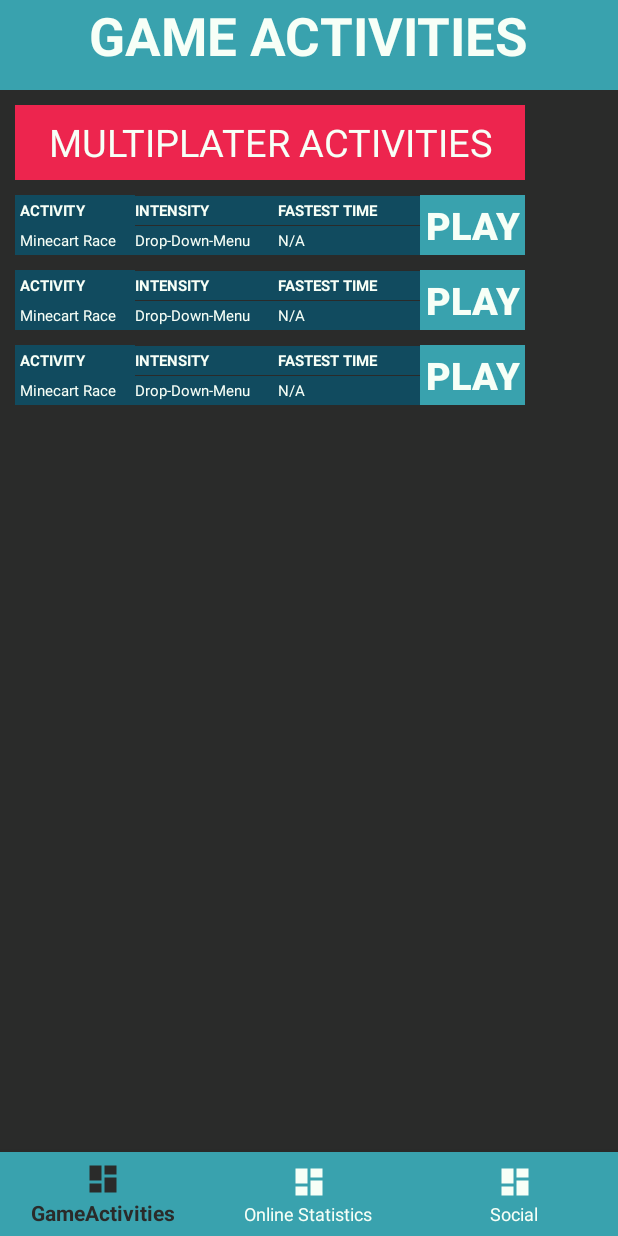
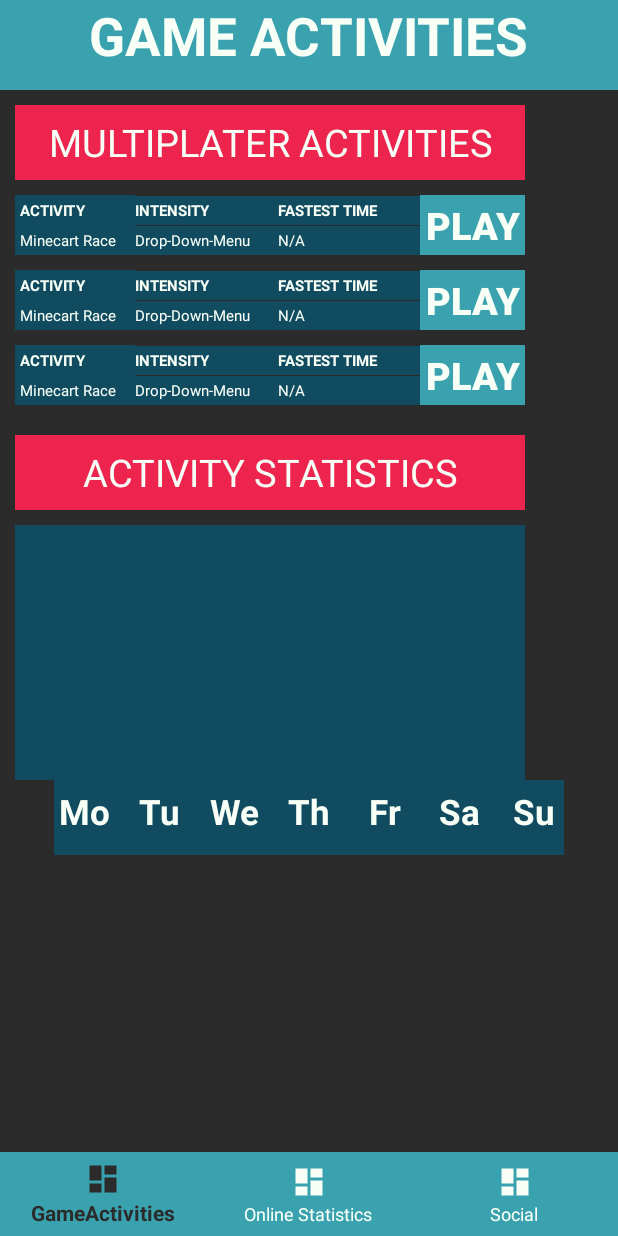
Before and after one commit to AtomicPotatoEmil/P2-Prototype, an Android app: the screen it shows after launch (GameActivities), on a phone screen of 412 x 824 dp. Run offline under Robolectric (Android 15) with nearby library versions, the phone set to English and light mode, and no system bars.

Commit message:
Change in GameActivities
Started on the statistics

```diff
--- a/prototypeP2/app/src/main/res/layout/activity_main.xml
+++ b/prototypeP2/app/src/main/res/layout/activity_main.xml
@@ -25,6 +25,150 @@
         app:layout_constraintEnd_toEndOf="parent"
         app:layout_constraintStart_toStartOf="parent"
         app:layout_constraintTop_toTopOf="parent" />
+
+    <TextView
+        android:id="@+id/activityStatsPanel"
+        android:layout_width="340dp"
+        android:layout_height="50dp"
+        android:layout_alignParentTop="true"
+        android:layout_gravity="center"
+        android:layout_marginTop="290dp"
+        android:background="@color/RED"
+        android:gravity="center"
+        android:layout_marginLeft="10dp"
+        android:text="ACTIVITY STATISTICS"
+        android:textColor="@color/MINTWHITEd"
+        android:textSize="25sp"
+        android:visibility="visible"
+        app:layout_constraintEnd_toEndOf="parent"
+        app:layout_constraintStart_toStartOf="parent"
+        app:layout_constraintTop_toTopOf="parent" />
+
+
+    <LinearLayout
+        android:id="@+id/statisticsPanel"
+        android:layout_width="340dp"
+        android:layout_height="170dp"
+        android:background="@color/DARKBLUE"
+        android:layout_centerHorizontal="false"
+        android:layout_marginTop="350dp"
+        android:layout_marginLeft="10dp"
+        android:orientation="horizontal">
+
+        <View
+            android:layout_width="50dp"
+            android:layout_height="match_parent" />
+
+        <View
+            android:layout_width="50dp"
+            android:layout_height="match_parent" />
+
+        <View
+            android:layout_width="50dp"
+            android:layout_height="match_parent" />
+
+        <View
+            android:layout_width="50dp"
+            android:layout_height="match_parent" />
+        <View
+            android:layout_width="50dp"
+            android:layout_height="match_parent" />
+        <View
+            android:layout_width="50dp"
+            android:layout_height="match_parent" />
+        <View
+            android:layout_width="50dp"
+            android:layout_height="match_parent" />
+
+    </LinearLayout>
+
+    <LinearLayout
+        android:layout_width="340dp"
+        android:layout_height="50dp"
+        android:layout_below="@id/statisticsPanel"
+        android:background="@color/DARKBLUE"
+        android:gravity="center"
+        android:layout_centerHorizontal="true"
+        android:orientation="horizontal">
+
+        <TextView
+            android:layout_width="50dp"
+            android:layout_height="match_parent"
+            android:text="Mo"
+            android:layout_gravity="center"
+            android:textAlignment="center"
+            android:padding="5dp"
+            android:textColor="@color/MINTWHITEd"
+            android:textSize="23sp"
+            android:textStyle="bold" />
+
+        <TextView
+            android:layout_width="50dp"
+            android:layout_height="match_parent"
+            android:text="Tu"
+            android:layout_gravity="center"
+            android:textAlignment="center"
+            android:padding="5dp"
+            android:textColor="@color/MINTWHITEd"
+            android:textSize="23sp"
+            android:textStyle="bold" />
+
+        <TextView
+            android:layout_width="50dp"
+            android:layout_height="match_parent"
+            android:layout_gravity="center"
+            android:padding="5dp"
+            android:text="We"
+            android:textAlignment="center"
+            android:textColor="@color/MINTWHITEd"
+            android:textSize="23sp"
+            android:textStyle="bold" />
+
+        <TextView
+            android:layout_width="50dp"
+            android:layout_height="match_parent"
+            android:text="Th"
+            android:layout_gravity="center"
+            android:textAlignment="center"
+            android:padding="5dp"
+            android:textColor="@color/MINTWHITEd"
+            android:textSize="23sp"
+            android:textStyle="bold" />
+
+        <TextView
+            android:layout_width="50dp"
+            android:layout_height="match_parent"
+            android:text="Fr"
+            android:layout_gravity="center"
+            android:textAlignment="center"
+            android:padding="5dp"
+            android:textColor="@color/MINTWHITEd"
+            android:textSize="23sp"
+            android:textStyle="bold" />
+
+        <TextView
+            android:layout_width="50dp"
+            android:layout_height="match_parent"
+            android:text="Sa"
+            android:layout_gravity="center"
+            android:textAlignment="center"
+            android:padding="5dp"
+            android:textColor="@color/MINTWHITEd"
+            android:textSize="23sp"
+            android:textStyle="bold" />
+
+        <TextView
+            android:layout_width="50dp"
+            android:layout_height="match_parent"
+            android:text="Su"
+            android:layout_gravity="center"
+            android:textAlignment="center"
+            android:padding="5dp"
+            android:textColor="@color/MINTWHITEd"
+            android:textSize="23sp"
+            android:textStyle="bold" />
+
+    </LinearLayout>
 
     <LinearLayout
         android:id="@+id/panelLayout"
```
